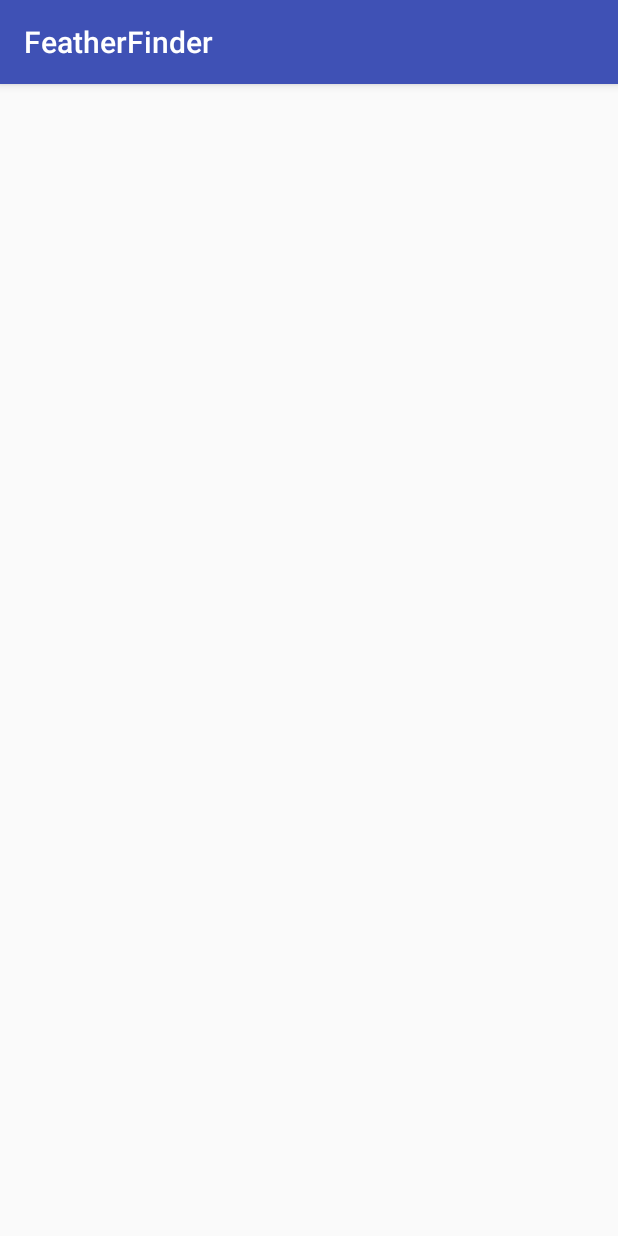
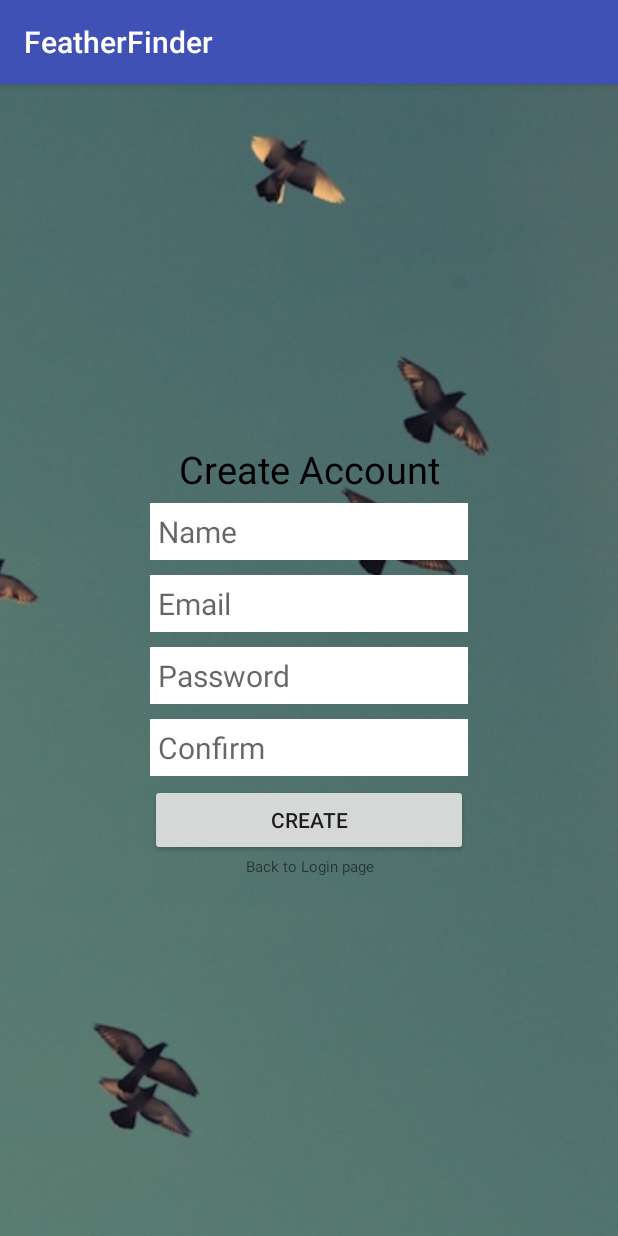
Before and after one commit to SandroMateo/FeatherFinder, an Android app: the CreateUserActivity screen opened directly, with no data from a screen before it, on a phone screen of 412 x 824 dp. Run offline under Robolectric (Android 15) with nearby library versions, the phone set to English and light mode, and no system bars; our stand-ins replace ButterKnife, Firebase (no records; nobody signed in at launch, a user with empty details on screens opened directly); 1 statement that could not run was skipped.

Commit message:
create layout for CreateUserActivity

```diff
--- a/FeatherFinder/app/src/main/java/com/epicodus/featherfinder/ui/CreateUserActivity.java
+++ b/FeatherFinder/app/src/main/java/com/epicodus/featherfinder/ui/CreateUserActivity.java
@@ -24,7 +24,7 @@ import com.google.firebase.auth.UserProfileChangeRequest;
 import butterknife.Bind;
 import butterknife.ButterKnife;
 
-public class CreateUserActivity extends AppCompatActivity {
+public class CreateUserActivity extends AppCompatActivity implements View.OnClickListener{
     public static final String TAG = CreateUserActivity.class.getSimpleName();
 
     @Bind(R.id.createUserButton) Button mCreateUserButton;
--- a/FeatherFinder/app/src/main/java/com/epicodus/featherfinder/ui/LoginActivity.java
+++ b/FeatherFinder/app/src/main/java/com/epicodus/featherfinder/ui/LoginActivity.java
@@ -21,7 +21,7 @@ import com.google.firebase.auth.FirebaseUser;
 import butterknife.Bind;
 import butterknife.ButterKnife;
 
-public class LoginActivity extends AppCompatActivity {
+public class LoginActivity extends AppCompatActivity implements View.OnClickListener{
     public static final String TAG = LoginActivity.class.getSimpleName();
 
     @Bind(R.id.passwordLoginButton) Button mPasswordLoginButton;
@@ -78,7 +78,7 @@ public class LoginActivity extends AppCompatActivity {
         if(v == mPasswordLoginButton) {
             loginWithPassword();
         } else if(v == mRegisterTextView) {
-            Intent intent = new Intent(LoginActivity.this, CreateAccountActivity.class);
+            Intent intent = new Intent(LoginActivity.this, CreateUserActivity.class);
             startActivity(intent);
             finish();
         }
--- a/FeatherFinder/app/src/main/res/layout/activity_create_user.xml
+++ b/FeatherFinder/app/src/main/res/layout/activity_create_user.xml
@@ -1,13 +1,97 @@
 <?xml version="1.0" encoding="utf-8"?>
 <RelativeLayout xmlns:android="http://schemas.android.com/apk/res/android"
+    xmlns:app="http://schemas.android.com/apk/res-auto"
     xmlns:tools="http://schemas.android.com/tools"
     android:id="@+id/activity_create_user"
     android:layout_width="match_parent"
     android:layout_height="match_parent"
-    android:paddingBottom="@dimen/activity_vertical_margin"
-    android:paddingLeft="@dimen/activity_horizontal_margin"
-    android:paddingRight="@dimen/activity_horizontal_margin"
-    android:paddingTop="@dimen/activity_vertical_margin"
     tools:context="com.epicodus.featherfinder.ui.CreateUserActivity">
 
+    <ImageView
+        android:layout_width="match_parent"
+        android:layout_height="match_parent"
+        android:scaleType="centerCrop"
+        app:srcCompat="@drawable/background1"
+        android:layout_alignParentTop="true"
+        android:layout_alignParentLeft="true"
+        android:layout_alignParentStart="true"
+        android:id="@+id/imageView" />
+
+    <LinearLayout
+        android:orientation="vertical"
+        android:layout_width="match_parent"
+        android:layout_height="wrap_content"
+        android:layout_centerHorizontal="true"
+        android:layout_centerVertical="true"
+        android:padding="100dp"
+        android:id="@+id/linearLayout">
+
+        <TextView
+            android:layout_width="match_parent"
+            android:layout_height="wrap_content"
+            android:text="Create Account"
+            android:textSize="25sp"
+            android:textAlignment="center"
+            android:textColor="@android:color/black"
+            android:layout_marginBottom="5dp"
+            android:id="@+id/createAccountTextView"/>
+
+        <EditText
+            android:layout_width="match_parent"
+            android:layout_height="wrap_content"
+            android:hint="Name"
+            android:id="@+id/nameEditText"
+            android:padding="5dp"
+            android:textSize="20sp"
+            android:layout_marginBottom="10dp"
+            android:background="@android:color/white"/>
+
+        <EditText
+            android:layout_width="match_parent"
+            android:layout_height="wrap_content"
+            android:hint="Email"
+            android:id="@+id/emailEditText"
+            android:padding="5dp"
+            android:textSize="20sp"
+            android:layout_marginBottom="10dp"
+            android:background="@android:color/white"/>
+
+        <EditText
+            android:layout_width="match_parent"
+            android:layout_height="wrap_content"
+            android:hint="Password"
+            android:inputType="textPassword"
+            android:textSize="20sp"
+            android:padding="5dp"
+            android:layout_marginBottom="10dp"
+            android:id="@+id/passwordEditText"
+            android:background="@android:color/white"/>
+
+        <EditText
+            android:layout_width="match_parent"
+            android:layout_height="wrap_content"
+            android:hint="Confirm"
+            android:inputType="textPassword"
+            android:textSize="20sp"
+            android:padding="5dp"
+            android:layout_marginBottom="5dp"
+            android:id="@+id/confirmPasswordEditText"
+            android:background="@android:color/white"/>
+
+        <Button
+            android:layout_width="match_parent"
+            android:layout_height="wrap_content"
+            android:text="Create"
+            android:padding="10dp"
+            android:id="@+id/createUserButton"/>
+
+        <TextView
+            android:layout_width="match_parent"
+            android:layout_height="wrap_content"
+            android:text="Back to Login page"
+            android:textAlignment="center"
+            android:textSize="10sp"
+            android:id="@+id/loginTextView"/>
+    </LinearLayout>
+
 </RelativeLayout>
--- a/FeatherFinder/app/src/main/res/layout/activity_login.xml
+++ b/FeatherFinder/app/src/main/res/layout/activity_login.xml
@@ -34,7 +34,7 @@
             android:textAlignment="center"
             android:textColor="@android:color/black"
             android:layout_marginBottom="5dp"
-            android:id="@+id/loginTextView"/>
+            android:id="@+id/textView1"/>
 
         <EditText
             android:layout_width="match_parent"
@@ -69,6 +69,6 @@
             android:layout_height="wrap_content"
             android:text="Don't Have an account? Create one here!"
             android:textSize="10sp"
-            android:id="@+id/regisetTextView"/>
+            android:id="@+id/registerTextView"/>
     </LinearLayout>
 </RelativeLayout>
```
